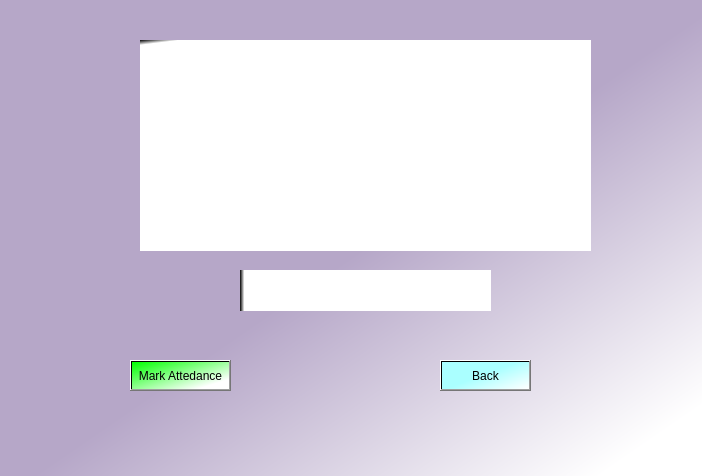
Above: mark_attedance.ui from BHUKYA-VEERANNA/SwiftVerify before the change. Below: the same form after it.
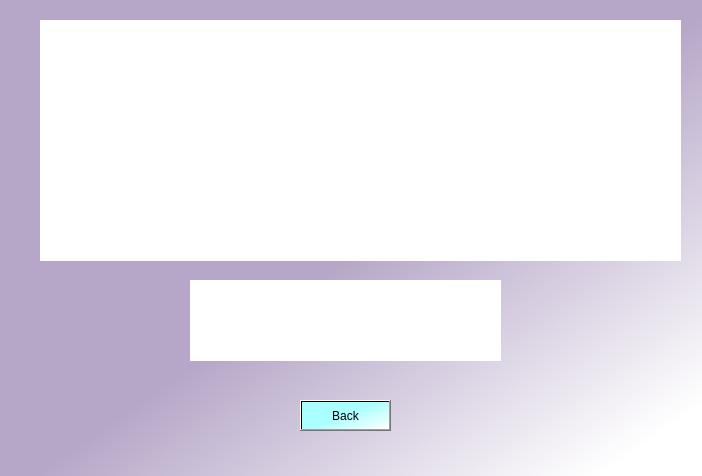
That is the form after the change.

```diff
--- a/mark_attedance.ui
+++ b/mark_attedance.ui
@@ -20,40 +20,24 @@
    <widget class="QLabel" name="label">
     <property name="geometry">
      <rect>
-      <x>140</x>
-      <y>40</y>
-      <width>451</width>
-      <height>211</height>
+      <x>40</x>
+      <y>20</y>
+      <width>641</width>
+      <height>241</height>
      </rect>
     </property>
     <property name="styleSheet">
-     <string notr="true">background-color: qlineargradient(spread:pad, x1:0, y1:0, x2:0.006, y2:0.0227273, stop:0 rgba(0, 0, 0, 255), stop:1 rgba(255, 255, 255, 255));</string>
+     <string notr="true">background-color: rgb(255, 255, 255);</string>
     </property>
     <property name="text">
      <string/>
     </property>
    </widget>
-   <widget class="QPushButton" name="pushButton">
-    <property name="geometry">
-     <rect>
-      <x>130</x>
-      <y>360</y>
-      <width>101</width>
-      <height>31</height>
-     </rect>
-    </property>
-    <property name="styleSheet">
-     <string notr="true">background-color: qlineargradient(spread:pad, x1:0, y1:0, x2:0.869318, y2:0.79, stop:0 rgba(0, 255, 0, 255), stop:1 rgba(255, 255, 255, 255));</string>
-    </property>
-    <property name="text">
-     <string>Mark Attedance</string>
-    </property>
-   </widget>
    <widget class="QPushButton" name="pushButton_2">
     <property name="geometry">
      <rect>
-      <x>440</x>
-      <y>360</y>
+      <x>300</x>
+      <y>400</y>
       <width>91</width>
       <height>31</height>
      </rect>
@@ -68,14 +52,14 @@
    <widget class="QLabel" name="label_2">
     <property name="geometry">
      <rect>
-      <x>240</x>
-      <y>270</y>
-      <width>251</width>
-      <height>41</height>
+      <x>190</x>
+      <y>280</y>
+      <width>311</width>
+      <height>81</height>
      </rect>
     </property>
     <property name="styleSheet">
-     <string notr="true">background-color: qlineargradient(spread:pad, x1:0, y1:0, x2:0.017, y2:0, stop:0 rgba(0, 0, 0, 255), stop:1 rgba(255, 255, 255, 255));</string>
+     <string notr="true">background-color: rgb(255, 255, 255);</string>
     </property>
     <property name="text">
      <string/>
```
